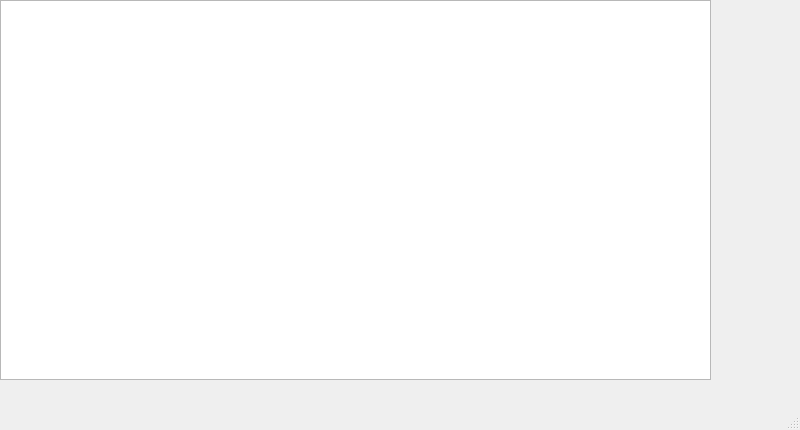
EdwinGutierrezAcevedo/ProyectoFinal, file codigoProyectoFinal/mainwindow.ui: the form before one commit.
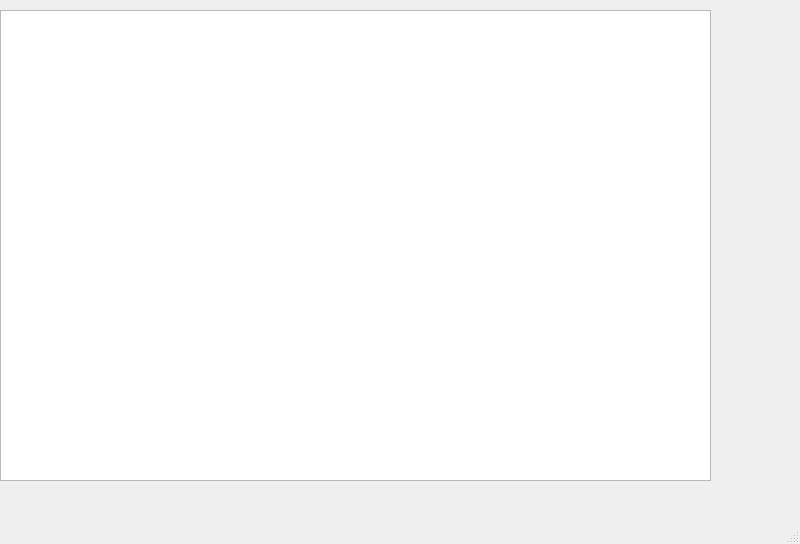
The form after the commit.

What changed in the file:
```diff
--- a/codigoProyectoFinal/mainwindow.ui
+++ b/codigoProyectoFinal/mainwindow.ui
@@ -7,7 +7,7 @@
     <x>0</x>
     <y>0</y>
     <width>800</width>
-    <height>430</height>
+    <height>544</height>
    </rect>
   </property>
   <property name="windowTitle">
@@ -18,9 +18,9 @@
     <property name="geometry">
      <rect>
       <x>0</x>
-      <y>0</y>
+      <y>10</y>
       <width>711</width>
-      <height>380</height>
+      <height>471</height>
      </rect>
     </property>
    </widget>
```
